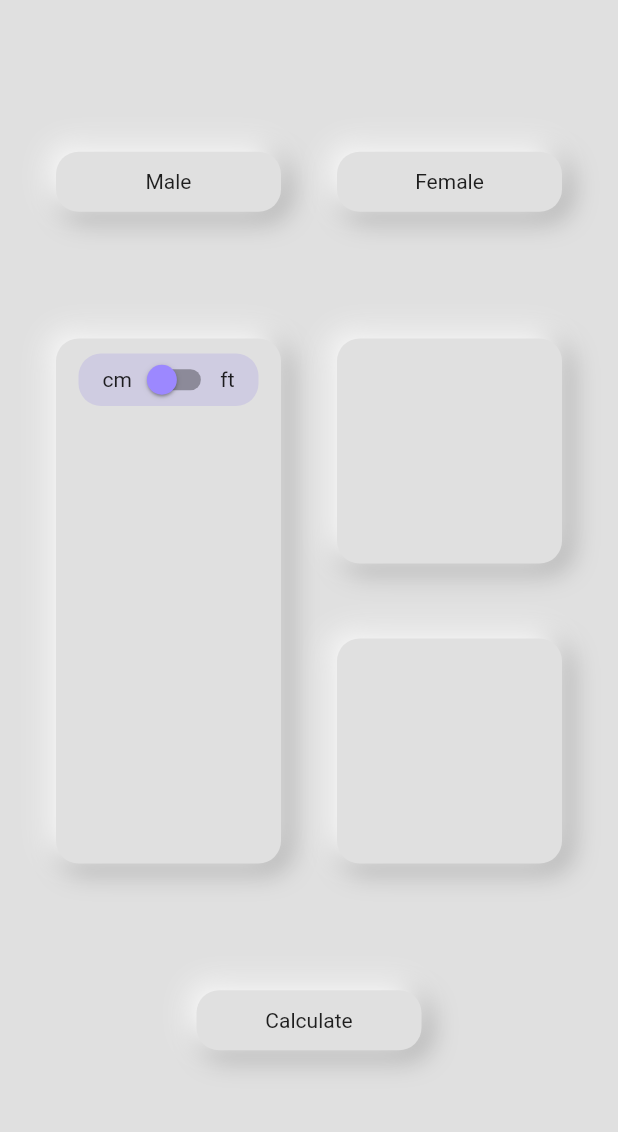
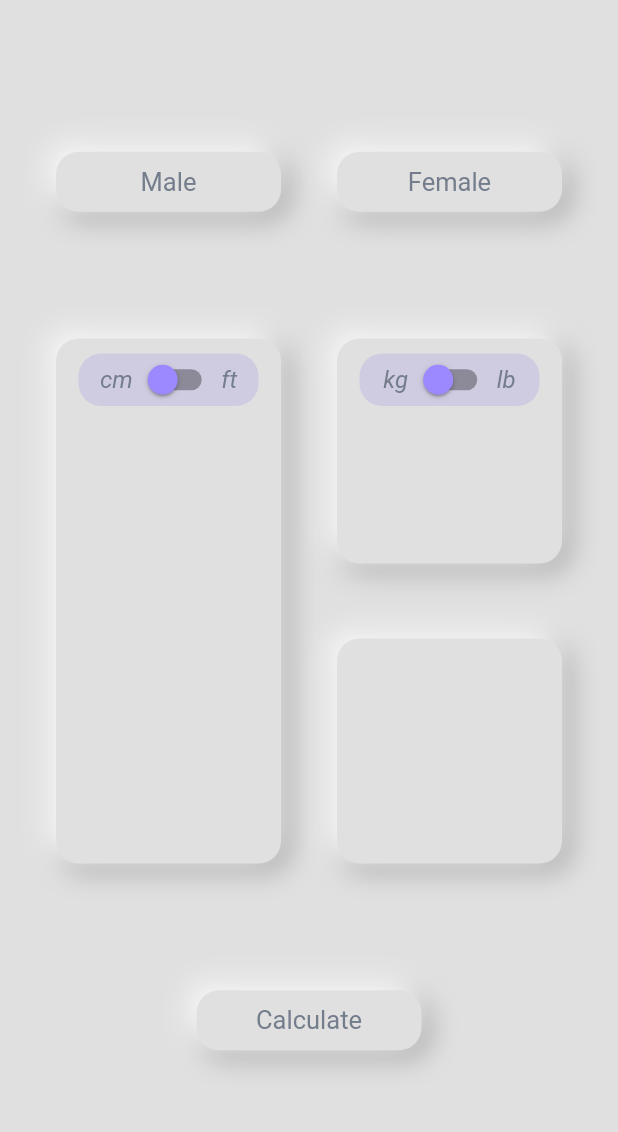
Before and after one commit to FatalError98/BMI-Calculator, a Flutter app: the screen it shows after launch, on a phone screen of 412 x 824 dp, the part 59-1191 px from its top. Run offline on Flutter 3.47's test engine with Material 2 defaults, Android fonts, the phone set to English and light mode, and no system bars; our stand-ins replace flutter_inset_box_shadow.

Commit message:
add weight uint kg, lb

```diff
--- a/lib/main.dart
+++ b/lib/main.dart
@@ -1,6 +1,7 @@
 import 'package:flutter/material.dart';
 
 import './widgets/neumorphism-button.dart';
+import './widgets/unit-switch.dart';
 import './constants.dart';
 
 void main() {
@@ -35,7 +36,6 @@ class MyHomePage extends StatefulWidget {
 }
 
 class _MyHomePageState extends State<MyHomePage> {
-  bool _value = false;
   @override
   Widget build(BuildContext context) {
     return Scaffold(
@@ -72,31 +72,7 @@ class _MyHomePageState extends State<MyHomePage> {
                 decoration: neumContanerEffect,
                 child: Column(
                   children: [
-                    Container(
-                      height: 35,
-                      width: 120,
-                      decoration: BoxDecoration(
-                        color: pColor.withOpacity(0.2),
-                        borderRadius: BorderRadius.circular(15),
-                      ),
-                      child: Row(
-                        mainAxisAlignment: MainAxisAlignment.center,
-                        children: [
-                          const Text('cm'),
-                          Switch(
-                            activeColor: pColor,
-                            inactiveThumbColor: sColor,
-                            value: _value,
-                            onChanged: (val) {
-                              setState(() {
-                                _value = val;
-                              });
-                            },
-                          ),
-                          const Text('ft')
-                        ],
-                      ),
-                    ),
+                    UnitSwitch(mainUnit: 'cm', secondaryUnit: 'ft'),
                   ],
                 ),
               ),
@@ -104,9 +80,15 @@ class _MyHomePageState extends State<MyHomePage> {
                 mainAxisAlignment: MainAxisAlignment.spaceBetween,
                 children: [
                   Container(
+                    padding: const EdgeInsets.all(10),
                     height: 150,
                     width: 150,
                     decoration: neumContanerEffect,
+                    child: Column(
+                      children: [
+                        UnitSwitch(mainUnit: 'kg', secondaryUnit: 'lb'),
+                      ],
+                    ),
                   ),
                   const SizedBox(
                     height: 50,
--- a/lib/widgets/neumorphism-button.dart
+++ b/lib/widgets/neumorphism-button.dart
@@ -47,7 +47,11 @@ class _NeumButtonState extends State<NeumButton> {
             ),
           ],
         ),
-        child: Center(child: Text(widget.bText)),
+        child: Center(
+            child: Text(
+          widget.bText,
+          style: TextStyle(color: sFontColor, fontSize: 17.0),
+        )),
       ),
     );
   }
--- /dev/null
+++ b/lib/widgets/unit-switch.dart
@@ -0,0 +1,62 @@
+import 'package:flutter/material.dart';
+
+import '../constants.dart';
+
+class UnitSwitch extends StatefulWidget {
+  final String mainUnit;
+  final String secondaryUnit;
+
+  UnitSwitch({
+    required this.mainUnit,
+    required this.secondaryUnit,
+  });
+
+  @override
+  State<UnitSwitch> createState() => _UnitSwitchState();
+}
+
+class _UnitSwitchState extends State<UnitSwitch> {
+  bool _value = false;
+  @override
+  Widget build(BuildContext context) {
+    return Container(
+      height: 35,
+      width: 120,
+      decoration: BoxDecoration(
+        color: pColor.withOpacity(0.2),
+        borderRadius: BorderRadius.circular(15),
+      ),
+      child: Row(
+        mainAxisAlignment: MainAxisAlignment.center,
+        children: [
+          Text(
+            widget.mainUnit,
+            style: const TextStyle(
+              color: sFontColor,
+              fontStyle: FontStyle.italic,
+              fontSize: 16.0,
+            ),
+          ),
+          Switch(
+            activeColor: pColor,
+            inactiveThumbColor: sColor,
+            value: _value,
+            onChanged: (val) {
+              setState(() {
+                _value = val;
+              });
+            },
+          ),
+          Text(
+            widget.secondaryUnit,
+            style: const TextStyle(
+              color: sFontColor,
+              fontStyle: FontStyle.italic,
+              fontSize: 16.0,
+            ),
+          )
+        ],
+      ),
+    );
+  }
+}
```
